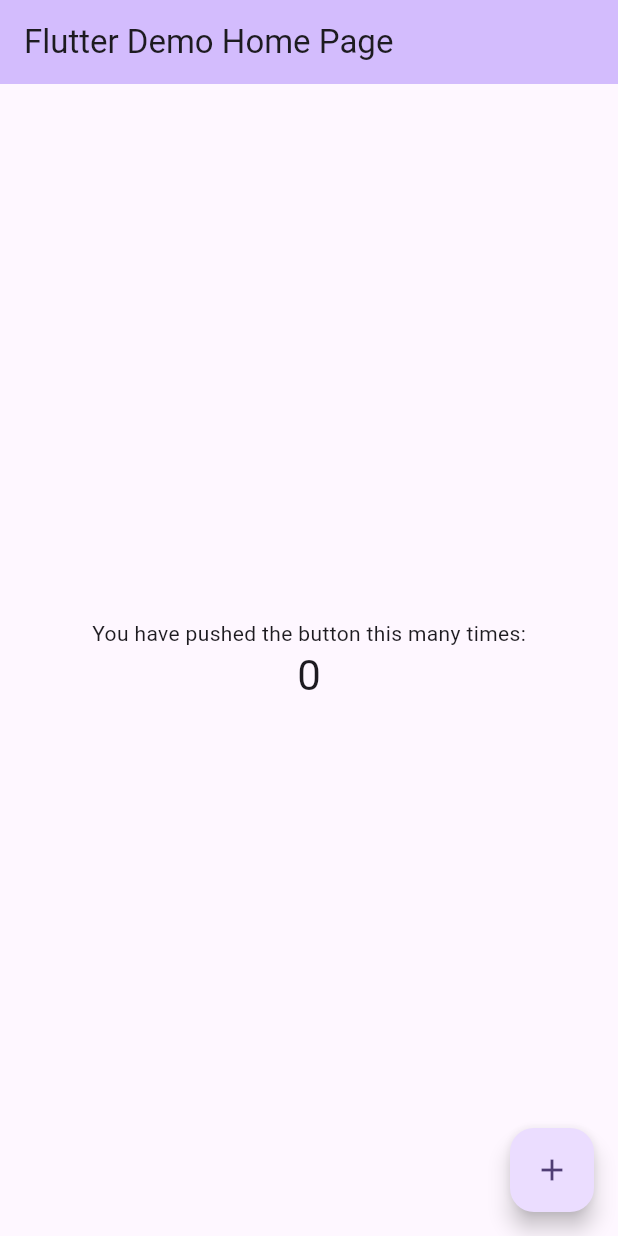
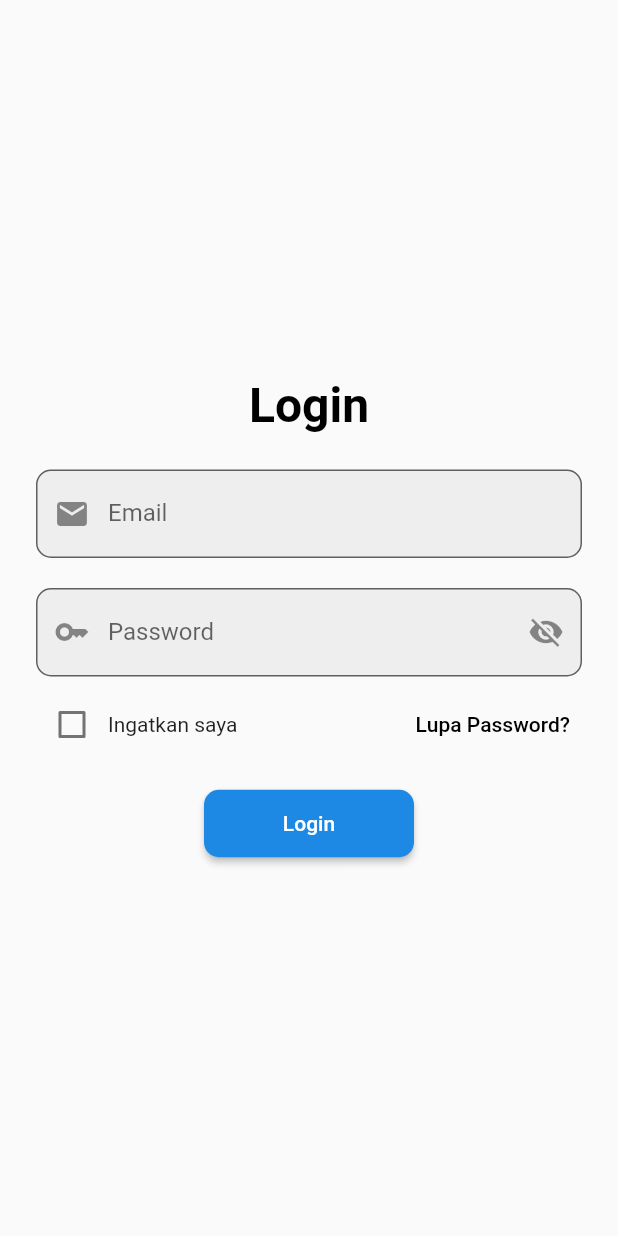
Before and after one commit to al-bani/We-Healthy, a Flutter app: the screen it shows after launch, on a phone screen of 412 x 824 dp. Run offline on Flutter 3.47's test engine with Material 2 defaults, Android fonts, the light colour scheme and no system bars.

Commit message:
add some screen and design login UI

```diff
--- a/lib/main.dart
+++ b/lib/main.dart
@@ -1,4 +1,5 @@
 import 'package:flutter/material.dart';
+import 'package:we_healthy/screen/user_auth/login_page.dart';
 
 void main() {
   runApp(const MyApp());
@@ -10,116 +11,10 @@ class MyApp extends StatelessWidget {
   // This widget is the root of your application.
   @override
   Widget build(BuildContext context) {
-    return MaterialApp(
+    return const MaterialApp(
       title: 'we healthy',
-      theme: ThemeData(
-        // This is the theme of your application.
-        //
-        // TRY THIS: Try running your application with "flutter run". You'll see
-        // the application has a blue toolbar. Then, without quitting the app,
-        // try changing the seedColor in the colorScheme below to Colors.green
-        // and then invoke "hot reload" (save your changes or press the "hot
-        // reload" button in a Flutter-supported IDE, or press "r" if you used
-        // the command line to start the app).
-        //
-        // Notice that the counter didn't reset back to zero; the application
-        // state is not lost during the reload. To reset the state, use hot
-        // restart instead.
-        //
-        // This works for code too, not just values: Most code changes can be
-        // tested with just a hot reload.
-        colorScheme: ColorScheme.fromSeed(seedColor: Colors.deepPurple),
-        useMaterial3: true,
-      ),
-      home: const MyHomePage(title: 'Flutter Demo Home Page'),
+      debugShowCheckedModeBanner: false,
+      home: LoginPage(),
     );
   }
 }
-
-class MyHomePage extends StatefulWidget {
-  const MyHomePage({super.key, required this.title});
-
-  // This widget is the home page of your application. It is stateful, meaning
-  // that it has a State object (defined below) that contains fields that affect
-  // how it looks.
-
-  // This class is the configuration for the state. It holds the values (in this
-  // case the title) provided by the parent (in this case the App widget) and
-  // used by the build method of the State. Fields in a Widget subclass are
-  // always marked "final".
-
-  final String title;
-
-  @override
-  State<MyHomePage> createState() => _MyHomePageState();
-}
-
-class _MyHomePageState extends State<MyHomePage> {
-  int _counter = 0;
-
-  void _incrementCounter() {
-    setState(() {
-      // This call to setState tells the Flutter framework that something has
-      // changed in this State, which causes it to rerun the build method below
-      // so that the display can reflect the updated values. If we changed
-      // _counter without calling setState(), then the build method would not be
-      // called again, and so nothing would appear to happen.
-      _counter++;
-    });
-  }
-
-  @override
-  Widget build(BuildContext context) {
-    // This method is rerun every time setState is called, for instance as done
-    // by the _incrementCounter method above.
-    //
-    // The Flutter framework has been optimized to make rerunning build methods
-    // fast, so that you can just rebuild anything that needs updating rather
-    // than having to individually change instances of widgets.
-    return Scaffold(
-      appBar: AppBar(
-        // TRY THIS: Try changing the color here to a specific color (to
-        // Colors.amber, perhaps?) and trigger a hot reload to see the AppBar
-        // change color while the other colors stay the same.
-        backgroundColor: Theme.of(context).colorScheme.inversePrimary,
-        // Here we take the value from the MyHomePage object that was created by
-        // the App.build method, and use it to set our appbar title.
-        title: Text(widget.title),
-      ),
-      body: Center(
-        // Center is a layout widget. It takes a single child and positions it
-        // in the middle of the parent.
-        child: Column(
-          // Column is also a layout widget. It takes a list of children and
-          // arranges them vertically. By default, it sizes itself to fit its
-          // children horizontally, and tries to be as tall as its parent.
-          //
-          // Column has various properties to control how it sizes itself and
-          // how it positions its children. Here we use mainAxisAlignment to
-          // center the children vertically; the main axis here is the vertical
-          // axis because Columns are vertical (the cross axis would be
-          // horizontal).
-          //
-          // TRY THIS: Invoke "debug painting" (choose the "Toggle Debug Paint"
-          // action in the IDE, or press "p" in the console), to see the
-          // wireframe for each widget.
-          mainAxisAlignment: MainAxisAlignment.center,
-          children: <Widget>[
-            const Text(
-              'You have pushed the button this many times:',
-            ),
-            Text(
-              '$_counter',
-              style: Theme.of(context).textTheme.headlineMedium,
-            ),
-          ],
-        ),
-      ),
-      floatingActionButton: FloatingActionButton(
-        onPressed: _incrementCounter,
-        tooltip: 'Increment',
-        child: const Icon(Icons.add),
-      ), // This trailing comma makes auto-formatting nicer for build methods.
-    );
-  }
-}
--- /dev/null
+++ b/lib/screen/user_auth/login_page.dart
@@ -0,0 +1,155 @@
+import 'package:flutter/material.dart';
+
+class LoginPage extends StatefulWidget {
+  const LoginPage({super.key});
+
+  @override
+  State<LoginPage> createState() => _LoginPageState();
+}
+
+class _LoginPageState extends State<LoginPage> {
+  final _formkey = GlobalKey<FormState>();
+  TextEditingController _passwordController = TextEditingController();
+  bool _isPasswordVisible = false;
+  bool isChecked = false;
+
+  @override
+  void dispose() {
+    _passwordController.dispose();
+    super.dispose();
+  }
+
+  void _togglePasswordVisibility() {
+    setState(() {
+      _isPasswordVisible = !_isPasswordVisible;
+    });
+  }
+
+  @override
+  Widget build(BuildContext context) {
+    return Scaffold(
+      body: Padding(
+        padding: EdgeInsets.only(left: 24.0, right: 24.0),
+        child: Column(
+          mainAxisAlignment: MainAxisAlignment.center,
+          children: [
+            const Padding(
+              padding: EdgeInsets.only(bottom: 24.0),
+              child: Center(
+                child: Text(
+                  'Login',
+                  style: TextStyle(
+                      fontSize: 32.0,
+                      fontWeight: FontWeight.bold,
+                      color: Colors.black),
+                ),
+              ),
+            ),
+            Form(
+              key: _formkey,
+              child: Column(
+                children: <Widget>[
+                  TextField(
+                    decoration: InputDecoration(
+                      labelText: 'Email',
+                      hintText: 'Enter your Email',
+                      prefixIcon:
+                          const Icon(Icons.email), // Icon before the input
+
+                      filled: true,
+                      fillColor: Colors.grey[200],
+                      border: OutlineInputBorder(
+                        borderRadius: BorderRadius.circular(10.0),
+                      ),
+
+                      focusedBorder: OutlineInputBorder(
+                        borderSide: const BorderSide(color: Colors.blue),
+                        borderRadius: BorderRadius.circular(10.0),
+                      ),
+                    ),
+                  ),
+                  const SizedBox(height: 20.0),
+                  TextField(
+                    controller: _passwordController,
+                    obscureText: !_isPasswordVisible,
+                    decoration: InputDecoration(
+                      labelText: 'Password',
+                      hintText: 'Enter your Password',
+                      prefixIcon: const Icon(Icons.key),
+                      suffixIcon: IconButton(
+                        icon: Icon(
+                          _isPasswordVisible
+                              ? Icons.visibility
+                              : Icons.visibility_off,
+                        ),
+                        onPressed: _togglePasswordVisibility,
+                      ),
+
+                      filled: true, // Add a background color
+                      fillColor: Colors.grey[200], // Background color
+                      border: OutlineInputBorder(
+                        borderRadius: BorderRadius.circular(10.0),
+                      ),
+
+                      focusedBorder: OutlineInputBorder(
+                        borderSide: const BorderSide(color: Colors.blue),
+                        borderRadius: BorderRadius.circular(10.0),
+                      ),
+                    ),
+                  ),
+                  const SizedBox(height: 8.0),
+                  Row(
+                    mainAxisAlignment: MainAxisAlignment.spaceBetween,
+                    children: [
+                      Row(
+                        children: [
+                          Checkbox(
+                            checkColor: Colors.white,
+                            value: isChecked,
+                            onChanged: (bool? value) {
+                              setState(() {
+                                isChecked = value!;
+                              });
+                            },
+                          ),
+                          const Text(
+                            "Ingatkan saya",
+                          )
+                        ],
+                      ),
+                      TextButton(
+                        onPressed: () {},
+                        child: const Text(
+                          'Lupa Password?',
+                          style: TextStyle(
+                            color: Colors.black,
+                          ),
+                        ),
+                      ),
+                    ],
+                  ),
+                  const SizedBox(height: 18.0),
+                  ElevatedButton(
+                    onPressed: () {
+                      // Add your button click action here
+                    },
+                    style: ElevatedButton.styleFrom(
+                      backgroundColor: Colors.blue[600],
+                      foregroundColor: Colors.white,
+                      minimumSize: const Size(140.0, 45.0),
+                      shape: RoundedRectangleBorder(
+                        borderRadius: BorderRadius.circular(
+                            10), // Adjust the border radius as needed
+                      ),
+                    ),
+                    child: const Text('Login'),
+                  )
+                ],
+              ),
+            )
+          ],
+        ),
+      ),
+    );
+  }
+}
```
Also changed, not shown: lib/screen/splash_screen.dart (added), lib/screen/user_auth/register_page.dart (added).
